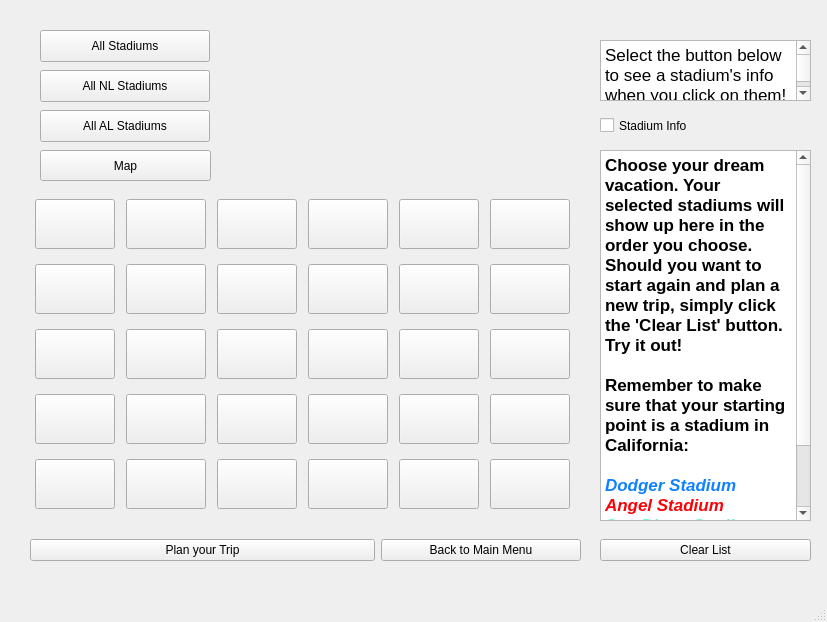
Before: the Qt Designer form mainwindow.ui in WinterCS003/Project-2, drawn with Qt 5.
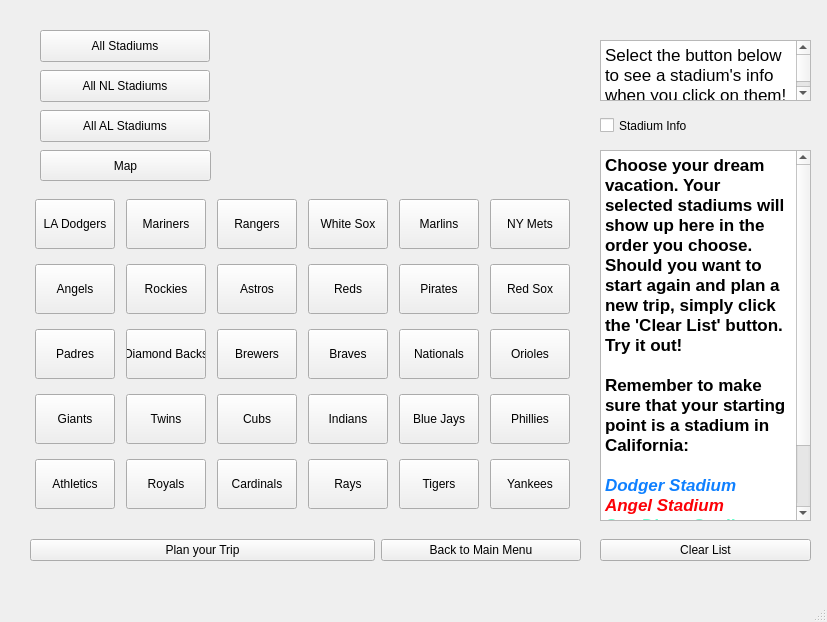
After: the same form once the commit is applied. The open tabs and pages were chosen to show the change. Icons and pictures are not drawn.

The edit to the form file:
```diff
--- a/mainwindow.ui
+++ b/mainwindow.ui
@@ -216,7 +216,7 @@
           <string notr="true">background-image: url(:/logos/miamiMarlinsLogo.jpg);</string>
          </property>
          <property name="text">
-          <string/>
+          <string>Marlins</string>
          </property>
         </widget>
        </item>
@@ -238,7 +238,7 @@
           <string notr="true">background-image: url(:/logos/oaklandALogoNew.png);</string>
          </property>
          <property name="text">
-          <string/>
+          <string>Athletics</string>
          </property>
         </widget>
        </item>
@@ -254,7 +254,7 @@
           <string notr="true">background-image: url(:/logos/chicagoCubsLogo.jpg);</string>
          </property>
          <property name="text">
-          <string/>
+          <string>Cubs</string>
          </property>
         </widget>
        </item>
@@ -270,7 +270,7 @@
           <string notr="true">background-image: url(:/logos/PittsPiratesLogo.jpg);</string>
          </property>
          <property name="text">
-          <string/>
+          <string>Pirates</string>
          </property>
         </widget>
        </item>
@@ -292,7 +292,7 @@
           <string notr="true">background-image: url(:/logos/coloradoRockiesLogo.jpg);</string>
          </property>
          <property name="text">
-          <string/>
+          <string>Rockies</string>
          </property>
         </widget>
        </item>
@@ -314,7 +314,7 @@
           <string notr="true">background-image: url(:/logos/texasRangersLogo.jpg);</string>
          </property>
          <property name="text">
-          <string/>
+          <string>Rangers</string>
          </property>
         </widget>
        </item>
@@ -337,7 +337,7 @@
 </string>
          </property>
          <property name="text">
-          <string/>
+          <string>Padres</string>
          </property>
         </widget>
        </item>
@@ -353,7 +353,7 @@
           <string notr="true">background-image: url(:/logos/washingtonnationalsLogo.jpg);</string>
          </property>
          <property name="text">
-          <string/>
+          <string>Nationals</string>
          </property>
         </widget>
        </item>
@@ -370,7 +370,7 @@
 </string>
          </property>
          <property name="text">
-          <string/>
+          <string>Twins</string>
          </property>
         </widget>
        </item>
@@ -386,7 +386,7 @@
           <string notr="true">background-image: url(:/logos/whiteSoxLogo.jpg);</string>
          </property>
          <property name="text">
-          <string/>
+          <string>White Sox</string>
          </property>
         </widget>
        </item>
@@ -417,7 +417,7 @@
           <string notr="true">background-image: url(:/logos/oldschoolDodgers.png);</string>
          </property>
          <property name="text">
-          <string/>
+          <string>LA Dodgers</string>
          </property>
          <property name="iconSize">
           <size>
@@ -439,7 +439,7 @@
           <string notr="true">background-image: url(:/logos/clevelandIndiansLogo.jpg);</string>
          </property>
          <property name="text">
-          <string/>
+          <string>Indians</string>
          </property>
         </widget>
        </item>
@@ -455,7 +455,7 @@
           <string notr="true">background-image: url(:/logos/kcRoyalsLogo.jpg);</string>
          </property>
          <property name="text">
-          <string/>
+          <string>Royals</string>
          </property>
         </widget>
        </item>
@@ -471,7 +471,7 @@
           <string notr="true">background-image: url(:/logos/milwaukeeBrwersLogo.jpg);</string>
          </property>
          <property name="text">
-          <string/>
+          <string>Brewers</string>
          </property>
         </widget>
        </item>
@@ -487,7 +487,7 @@
           <string notr="true">background-image: url(:/logos/seattleMarinersLogo.jpg);</string>
          </property>
          <property name="text">
-          <string/>
+          <string>Mariners</string>
          </property>
         </widget>
        </item>
@@ -509,7 +509,7 @@
           <string notr="true">background-image: url(:../logos/LAangelsLogo.png);</string>
          </property>
          <property name="text">
-          <string/>
+          <string>Angels</string>
          </property>
         </widget>
        </item>
@@ -526,7 +526,7 @@
 </string>
          </property>
          <property name="text">
-          <string/>
+          <string>Diamond Backs</string>
          </property>
         </widget>
        </item>
@@ -542,7 +542,7 @@
           <string notr="true">background-image: url(:/logos/cinciLogo.jpg);</string>
          </property>
          <property name="text">
-          <string/>
+          <string>Reds</string>
          </property>
         </widget>
        </item>
@@ -558,7 +558,7 @@
           <string notr="true">background-image: url(:/logos/torontoBlueJayslogo.jpg);</string>
          </property>
          <property name="text">
-          <string/>
+          <string>Blue Jays</string>
          </property>
         </widget>
        </item>
@@ -574,7 +574,7 @@
           <string notr="true">background-image: url(:/logos/atlantaBravesLogo.jpg);</string>
          </property>
          <property name="text">
-          <string/>
+          <string>Braves</string>
          </property>
         </widget>
        </item>
@@ -596,7 +596,7 @@
           <string notr="true">background-image: url(:/logos/sanFranGiantsLogo.jpg);</string>
          </property>
          <property name="text">
-          <string/>
+          <string>Giants</string>
          </property>
         </widget>
        </item>
@@ -612,7 +612,7 @@
           <string notr="true">background-image: url(:/logos/stLouisCardinals.jpg);</string>
          </property>
          <property name="text">
-          <string/>
+          <string>Cardinals</string>
          </property>
         </widget>
        </item>
@@ -634,7 +634,7 @@
           <string notr="true">background-image: url(:../logos/nyMetsLogo.jpg);</string>
          </property>
          <property name="text">
-          <string/>
+          <string>NY Mets</string>
          </property>
         </widget>
        </item>
@@ -650,7 +650,7 @@
           <string notr="true">background-image: url(:/logos/tampaBayLogo.jpg);</string>
          </property>
          <property name="text">
-          <string/>
+          <string>Rays</string>
          </property>
         </widget>
        </item>
@@ -666,7 +666,7 @@
           <string notr="true">background-image: url(:/logos/astrosLogo.jpg);</string>
          </property>
          <property name="text">
-          <string/>
+          <string>Astros</string>
          </property>
         </widget>
        </item>
@@ -682,7 +682,7 @@
           <string notr="true">background-image: url(:/logos/detroitTigersLogo.jpg);</string>
          </property>
          <property name="text">
-          <string/>
+          <string>Tigers</string>
          </property>
         </widget>
        </item>
@@ -698,7 +698,7 @@
           <string notr="true">background-image: url(:/logos/bostonRedSoxLogo.jpg);</string>
          </property>
          <property name="text">
-          <string/>
+          <string>Red Sox</string>
          </property>
         </widget>
        </item>
@@ -714,7 +714,7 @@
           <string notr="true">background-image: url(:/logos/baltimoreOriolesLogo.jpg);</string>
          </property>
          <property name="text">
-          <string/>
+          <string>Orioles</string>
          </property>
         </widget>
        </item>
@@ -730,7 +730,7 @@
           <string notr="true">background-image: url(:/logos/philliesLogo.jpg);</string>
          </property>
          <property name="text">
-          <string/>
+          <string>Phillies</string>
          </property>
         </widget>
        </item>
@@ -746,7 +746,7 @@
           <string notr="true">background-image: url(:/logos/nyYankeesLogo.jpg);</string>
          </property>
          <property name="text">
-          <string/>
+          <string>Yankees</string>
          </property>
         </widget>
        </item>
```
Left out of the diff: 18 changed lines with no effect on the pictures.
